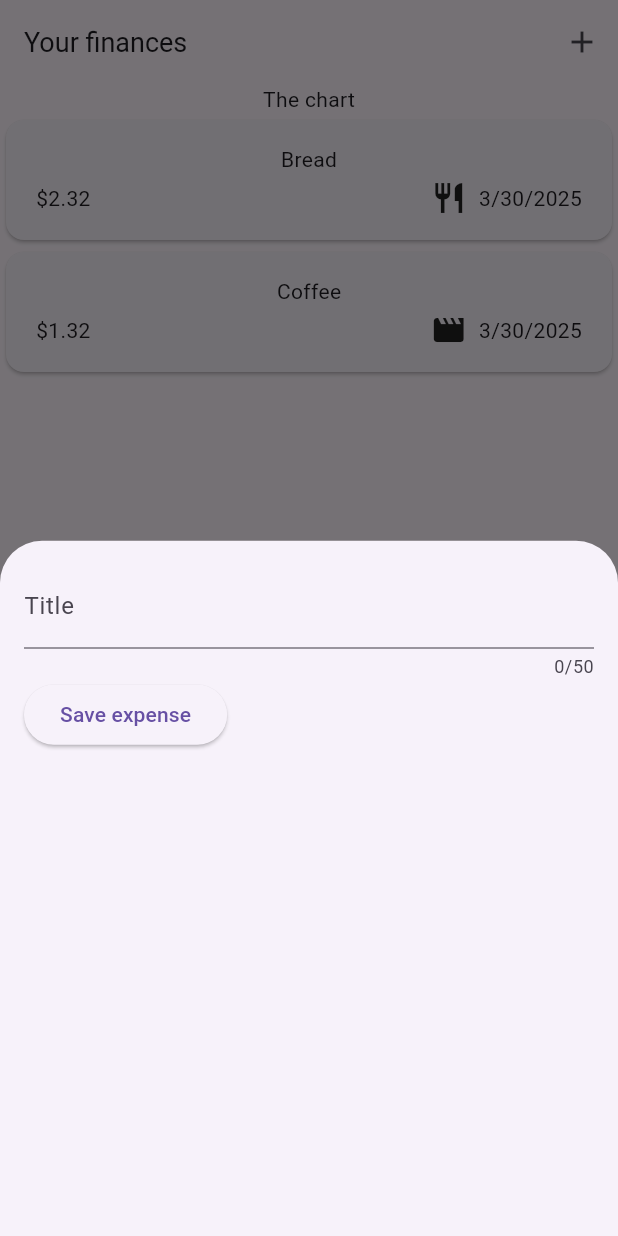
After one commit to AdrianKnapp/finance-app, a Flutter app: the screen it shows after launch, after a tap on the "add" icon, on a phone screen of 412 x 824 dp. The commit adds this screen. Run offline on Flutter 3.47's test engine with Material 3 defaults, Android fonts, the phone set to English and light mode, and no system bars.

Commit message:
feat(form): added initial inputs

```diff
--- a/lib/widgets/expenses.dart
+++ b/lib/widgets/expenses.dart
@@ -1,5 +1,6 @@
 import 'package:finance_app/widgets/expenses_list/expenses_list.dart';
 import 'package:finance_app/models/expense.dart';
+import 'package:finance_app/widgets/new_expense.dart';
 import 'package:flutter/material.dart';
 
 class Expenses extends StatefulWidget {
@@ -27,9 +28,26 @@ class _ExpensesState extends State<Expenses> {
     ),
   ];
 
+  void _openAddExpenseOverlay() {
+    showModalBottomSheet(
+      context: context,
+      builder: (ctx) => const NewExpense(),
+    );
+  }
+
   @override
   Widget build(BuildContext context) {
     return Scaffold(
+      appBar: AppBar(
+        centerTitle: false,
+        title: const Text('Your finances', style: TextStyle(fontSize: 18)),
+        actions: [
+          IconButton(
+            onPressed: _openAddExpenseOverlay,
+            icon: const Icon(Icons.add),
+          ),
+        ],
+      ),
       body: Column(
         children: [
           const Text('The chart'),
--- /dev/null
+++ b/lib/widgets/new_expense.dart
@@ -0,0 +1,45 @@
+import 'package:flutter/material.dart';
+
+class NewExpense extends StatefulWidget {
+  const NewExpense({super.key});
+
+  @override
+  State<NewExpense> createState() {
+    return _NewExpenseState();
+  }
+}
+
+class _NewExpenseState extends State<NewExpense> {
+  var _enteredTitle = '';
+
+  void _saveTitleInput(String input) {
+    _enteredTitle = input;
+  }
+
+  @override
+  Widget build(BuildContext context) {
+    return Padding(
+        padding: const EdgeInsets.all(16),
+        child: Column(
+          children: [
+            TextField(
+              onChanged: _saveTitleInput,
+              maxLength: 50,
+              decoration: InputDecoration(
+                label: Text('Title'),
+              ),
+            ),
+            Row(
+              children: [
+                ElevatedButton(
+                  onPressed: () {
+                    print(_enteredTitle);
+                  },
+                  child: Text('Save expense'),
+                )
+              ],
+            )
+          ],
+        ));
+  }
+}
```
